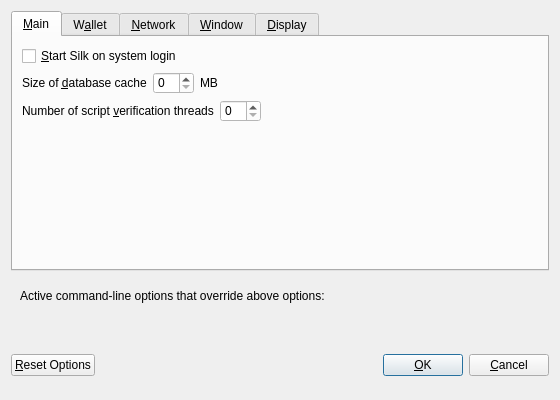
This is src/qt/forms/optionsdialog.ui in duality-solutions/Sequence as Qt 5 draws it before an edit. The edited form follows.
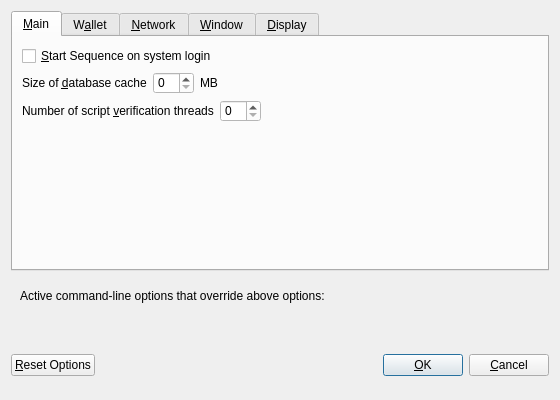
This is the edited form. Custom widgets are drawn as their Qt base class.

```diff
--- a/src/qt/forms/optionsdialog.ui
+++ b/src/qt/forms/optionsdialog.ui
@@ -37,7 +37,7 @@
           <string>Automatically start Silk after logging in to the system.</string>
          </property>
          <property name="text">
-          <string>&amp;Start Silk on system login</string>
+          <string>&amp;Start Sequence on system login</string>
          </property>
         </widget>
        </item>
```
Left out of the diff: 10 changed lines with no effect on the pictures.
